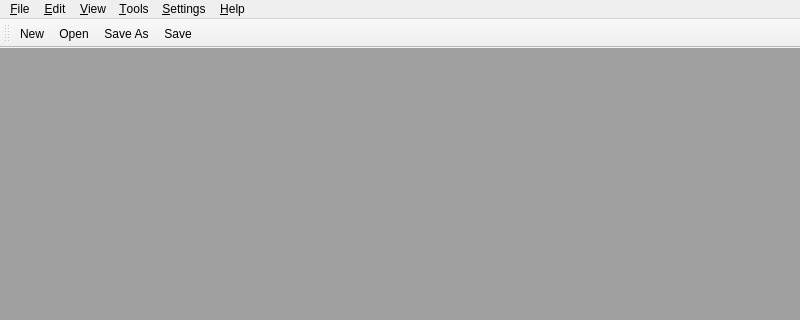
Before: the Qt Designer form app/mdewindow.ui in miRoox/Multiple-Document-Editor, drawn with Qt 5; both pictures show x 0 to 800 and y 0 to 320 of the 800 by 600 pixel window.
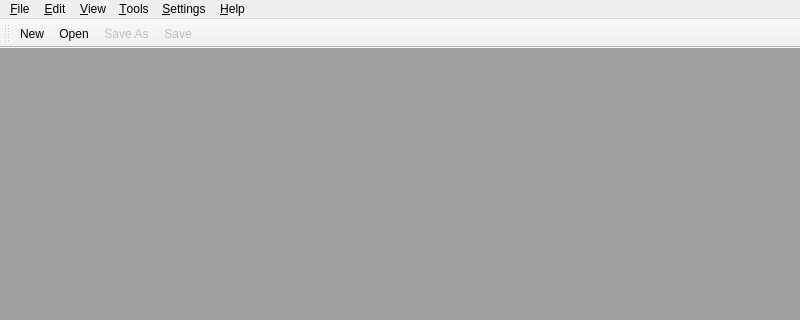
After: the same form once the commit is applied. Icons and pictures are not drawn.

```diff
--- a/app/mdewindow.ui
+++ b/app/mdewindow.ui
@@ -184,6 +184,9 @@
    </property>
   </action>
   <action name="actionSave">
+   <property name="enabled">
+    <bool>false</bool>
+   </property>
    <property name="icon">
     <iconset resource="myimage.qrc">
      <normaloff>:/myImage/images/save.png</normaloff>:/myImage/images/save.png</iconset>
@@ -199,6 +202,9 @@
    </property>
   </action>
   <action name="actionSaveAs">
+   <property name="enabled">
+    <bool>false</bool>
+   </property>
    <property name="icon">
     <iconset resource="myimage.qrc">
      <normaloff>:/myImage/images/saveAs.png</normaloff>:/myImage/images/saveAs.png</iconset>
```
Left out of the diff: 12 changed lines with no effect on the pictures.
